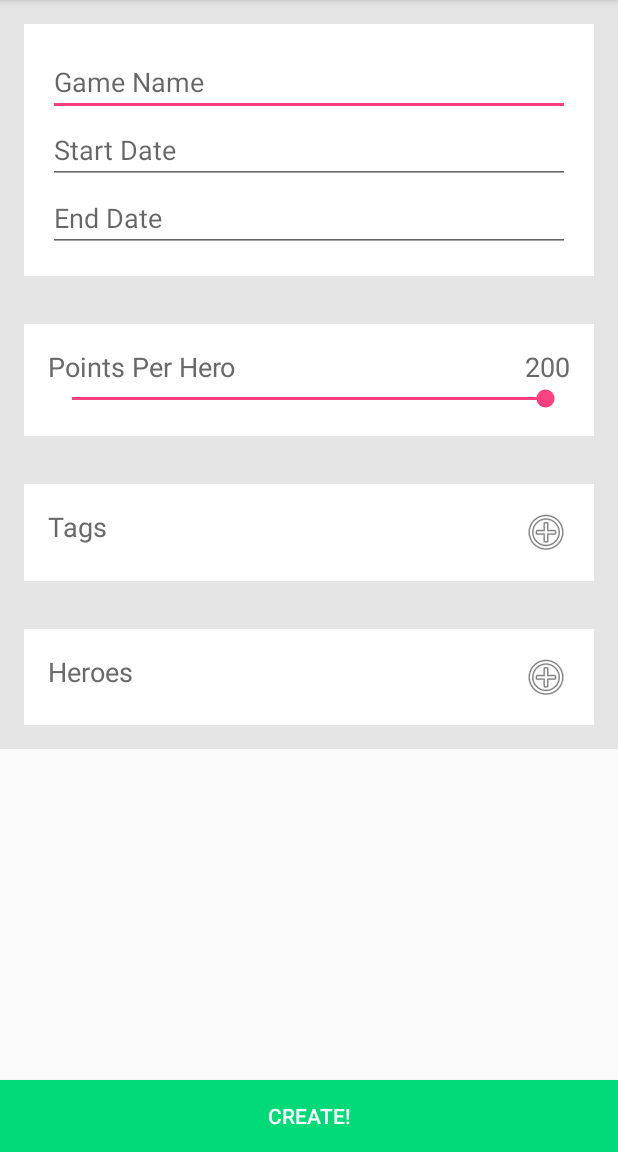
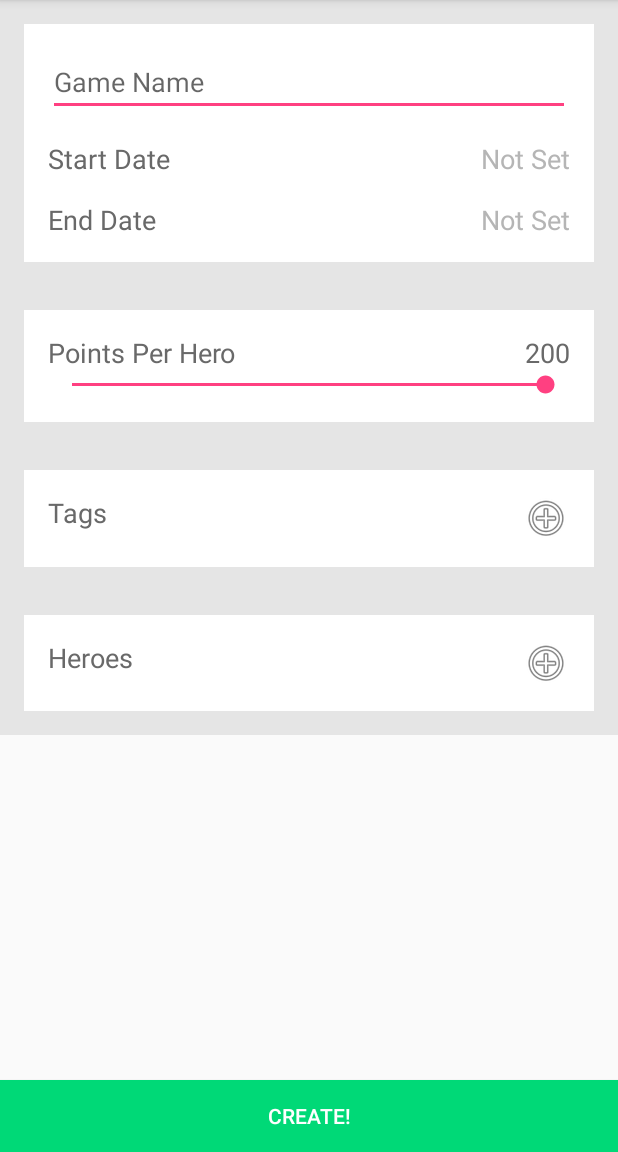
Before and after one commit to aynigames/heroes-at-work-android, an Android app: the GameCreateActivity screen opened directly, with no data from a screen before it, on a phone screen of 412 x 824 dp, the part 84-1236 px from its top. Run offline under Robolectric (Android 15) with nearby library versions, the phone set to English and light mode, and no system bars; our stand-ins replace ButterKnife, FlexboxLayout; 17 statements that could not run were skipped.

Commit message:
Adding dates

```diff
--- a/app/src/main/java/com/ayni/heroesatwork/application/HeroesAtWorkConstants.kt
+++ b/app/src/main/java/com/ayni/heroesatwork/application/HeroesAtWorkConstants.kt
@@ -25,4 +25,6 @@ object HeroesAtWorkConstants {
     // Intent Keys
     val HERO_SEARCH_REQUEST_CODE = 1
     val HERO_SELECTED_BUNDLE_KEY = "HERO_SELECTED_BUNDLE_KEY"
+    val MIN_DATE_KEY: String = "MIN_DATE_KEY"
+    val SELECTED_DATE_KEY: String = "SELECTED_DATE_KEY"
 }
--- a/app/src/main/java/com/ayni/heroesatwork/application/Utils.kt
+++ b/app/src/main/java/com/ayni/heroesatwork/application/Utils.kt
@@ -5,6 +5,14 @@ import java.util.*
 
 class DateUtils {
     companion object {
+        fun getTodayStartOfDay() : Date {
+            return getStartOfDay(Date())
+        }
+
+        fun getTodayEndOfDay() : Date {
+            return getEndOfDay(Date())
+        }
+
         fun getStartOfDay(date: Date) : Date {
             val calendar = GregorianCalendar()
             calendar.time = date
--- a/app/src/main/res/layout/game_create_act.xml
+++ b/app/src/main/res/layout/game_create_act.xml
@@ -31,23 +31,48 @@
                     android:hint="@string/game_name"
                     android:inputType="text" />
 
-                <EditText
-                    android:id="@+id/game_initial_date_edit"
+                <TextView
+                    android:id="@+id/game_start_date_title"
                     android:layout_below="@+id/game_name_edit"
-                    android:layout_width="match_parent"
+                    android:layout_width="wrap_content"
                     android:layout_height="wrap_content"
-                    android:ems="10"
-                    android:hint="@string/start_date"
-                    android:inputType="date" />
+                    android:layout_marginTop="@dimen/heroes_margin"
+                    android:text="@string/start_date"
+                    android:layout_alignParentStart="true"
+                    android:textAppearance="@android:style/TextAppearance.Material.Medium"
+                    android:textColor="@color/title_light"/>
 
-                <EditText
-                    android:id="@+id/game_end_date_edit"
-                    android:layout_below="@id/game_initial_date_edit"
-                    android:layout_width="match_parent"
+                <TextView
+                    android:id="@+id/game_start_date_text"
+                    android:layout_below="@+id/game_name_edit"
+                    android:layout_width="wrap_content"
                     android:layout_height="wrap_content"
-                    android:ems="10"
-                    android:hint="@string/end_date"
-                    android:inputType="date" />
+                    android:layout_marginTop="@dimen/heroes_margin"
+                    android:text="@string/not_set"
+                    android:textAppearance="@android:style/TextAppearance.Material.Medium"
+                    android:layout_alignParentEnd="true"/>
+
+                <TextView
+                    android:id="@+id/game_end_date_title"
+                    android:layout_below="@id/game_start_date_title"
+                    android:layout_width="wrap_content"
+                    android:layout_height="wrap_content"
+                    android:layout_marginTop="@dimen/heroes_margin"
+                    android:text="@string/end_date"
+                    android:layout_alignParentStart="true"
+                    android:textAppearance="@android:style/TextAppearance.Material.Medium"
+                    android:textColor="@color/title_light"/>
+
+                <TextView
+                    android:id="@+id/game_end_date_text"
+                    android:layout_below="@+id/game_start_date_text"
+                    android:layout_width="wrap_content"
+                    android:layout_height="wrap_content"
+                    android:layout_marginTop="@dimen/heroes_margin"
+                    android:text="@string/not_set"
+                    android:textAppearance="@android:style/TextAppearance.Material.Medium"
+                    android:layout_alignParentEnd="true"/>
+
             </RelativeLayout>
 
             <RelativeLayout
--- a/app/src/main/res/values/strings.xml
+++ b/app/src/main/res/values/strings.xml
@@ -34,5 +34,6 @@
     <string name="days_left">days left</string>
     <string name="points_given_by">Points given by</string>
     <string name="login_with_facebook">Login with Facebook</string>
+    <string name="not_set">Not Set</string>
 
 </resources>
```
Also changed, not shown: app/src/main/java/com/ayni/heroesatwork/views/activities/GameCreateActivity.kt (+67 -31 lines), app/src/main/java/com/ayni/heroesatwork/views/components/DatePickerFragment.kt (added, +34 -0 lines).
